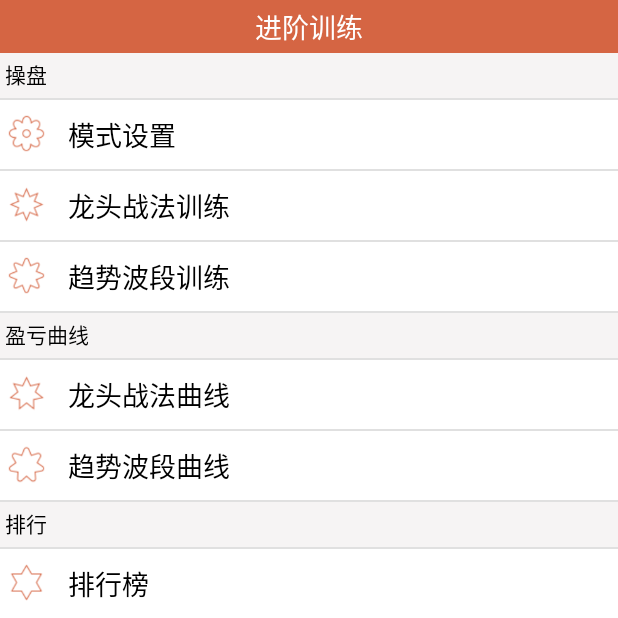
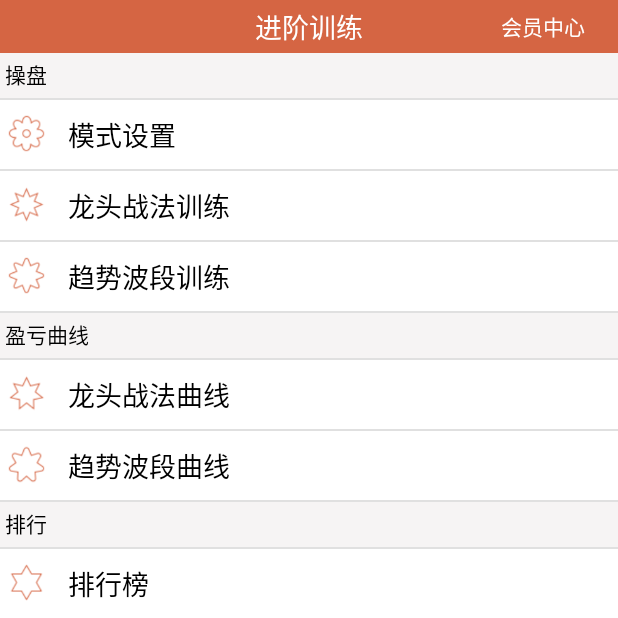
Before and after one commit to wangml-start/msxl, an Android app: the fragment TrainFragment placed in its activity, on a phone screen of 412 x 824 dp, the top half of it. Run offline under Robolectric (Android 15) with nearby library versions, the phone set to English and light mode, and no system bars.

Commit message:
会员中心界面

```diff
--- a/app/src/main/java/com/cgmn/msxl/ac/ModeSettingActivity.java
+++ b/app/src/main/java/com/cgmn/msxl/ac/ModeSettingActivity.java
@@ -18,7 +18,7 @@ import com.cgmn.msxl.utils.MessageUtil;
 import java.util.List;
 import java.util.Map;
 
-public class ModeSettingActivity extends BaseActivity {
+public class ModeSettingActivity extends BaseOtherActivity {
     private static final String TAG = ModeSettingActivity.class.getSimpleName();
     private ListView list_content;
     private Context mContext;
--- a/app/src/main/java/com/cgmn/msxl/ac/StatisticActivity.java
+++ b/app/src/main/java/com/cgmn/msxl/ac/StatisticActivity.java
@@ -35,7 +35,7 @@ import java.util.HashMap;
 import java.util.List;
 import java.util.Map;
 
-public class StatisticActivity extends BaseActivity {
+public class StatisticActivity extends BaseOtherActivity {
     private static final String TAG = StatisticActivity.class.getSimpleName();
     private LineChart mLineChart;
 
--- a/app/src/main/java/com/cgmn/msxl/ac/UserRankingActivity.java
+++ b/app/src/main/java/com/cgmn/msxl/ac/UserRankingActivity.java
@@ -9,7 +9,7 @@ import com.cgmn.msxl.page.ranking.RankPagerAdapter;
 import com.google.android.material.tabs.TabLayout;
 
 
-public class UserRankingActivity extends BaseActivity {
+public class UserRankingActivity extends BaseOtherActivity {
 
     private TabLayout tabLayout;
     private ViewPager viewPager;
@@ -25,13 +25,10 @@ public class UserRankingActivity extends BaseActivity {
         return R.layout.user_ranking_layout;
     }
 
-//    @Override
-//    protected String setTitle(){
-//        if("DAY".equals(rankType)){
-//            return getString(R.string.day_ranking);
-//        }
-//        return getString(R.string.total_ranking);
-//    };
+    @Override
+    protected String setTitle(){
+        return getString(R.string.total_ranking);
+    };
 
     @Override
     protected boolean showRight(){
--- a/app/src/main/java/com/cgmn/msxl/ac/ViolateModeActivity.java
+++ b/app/src/main/java/com/cgmn/msxl/ac/ViolateModeActivity.java
@@ -23,7 +23,7 @@ import java.util.HashMap;
 import java.util.List;
 import java.util.Map;
 
-public class ViolateModeActivity extends BaseActivity {
+public class ViolateModeActivity extends BaseOtherActivity {
     private static String TAG = ViolateModeActivity.class.getSimpleName();
     private ListView list_content;
     private MissModeAdpter myAdapter = null;
--- a/app/src/main/java/com/cgmn/msxl/comp/frag/TrainFragment.java
+++ b/app/src/main/java/com/cgmn/msxl/comp/frag/TrainFragment.java
@@ -136,5 +136,14 @@ public class TrainFragment extends Fragment{
                 }
             }
         });
+
+        TextView txt_to_vip = view.findViewById(R.id.txt_to_vip);
+        txt_to_vip.setOnClickListener(new View.OnClickListener() {
+            @Override
+            public void onClick(View v) {
+                Intent intent = new Intent(mContxt, VIPActivity.class);
+                startActivity(intent);
+            }
+        });
     }
 }
--- a/app/src/main/res/layout/train_fragment.xml
+++ b/app/src/main/res/layout/train_fragment.xml
@@ -1,11 +1,43 @@
 <?xml version="1.0" encoding="utf-8"?>
 <LinearLayout xmlns:android="http://schemas.android.com/apk/res/android"
-    android:orientation="vertical" android:layout_width="match_parent"
+    android:orientation="vertical"
+        android:layout_width="match_parent"
     android:layout_height="match_parent"
     android:background="@color/bg_white">
 
-    <include layout="@layout/frag_header"/>
-
+    <LinearLayout
+            android:id="@+id/frg_tain_top_bar"
+            android:layout_width="match_parent"
+            android:layout_height="35dp"
+            android:orientation="horizontal"
+            android:background="@color/colorPrimary">
+        <TextView
+                android:id="@+id/blank"
+                android:layout_width="100dp"
+                android:layout_height="match_parent"
+                android:layout_centerInParent="true"
+                android:gravity="center"
+                android:textColor="@color/bg_white"
+                android:textSize="@dimen/NormalSize" />
+        <TextView
+                android:id="@+id/txt_frg_tain"
+                android:layout_width="0dp"
+                android:layout_weight="1"
+                android:layout_height="match_parent"
+                android:layout_centerInParent="true"
+                android:gravity="center"
+                android:textColor="@color/bg_white"
+                android:textSize="@dimen/NormalSize" />
+        <TextView
+                android:id="@+id/txt_to_vip"
+                android:layout_width="100dp"
+                android:layout_height="match_parent"
+                android:layout_centerInParent="true"
+                android:gravity="center"
+                android:text="@string/vip_way"
+                android:textColor="@color/bg_white"
+                android:textSize="@dimen/smallSize" />
+    </LinearLayout>
 
     <ListView
             android:id="@+id/list_content"
--- a/app/src/main/res/layout/vip_page_layout.xml
+++ b/app/src/main/res/layout/vip_page_layout.xml
@@ -77,7 +77,7 @@
                     android:layout_height="0dp"
                     android:layout_weight="1"
                     android:gravity="center"
-                    android:text="level1"
+                    android:text="Level1"
                     android:textColor="@color/main_bg_orange_light"
                     android:textSize="@dimen/NormalSize" />
 
```
